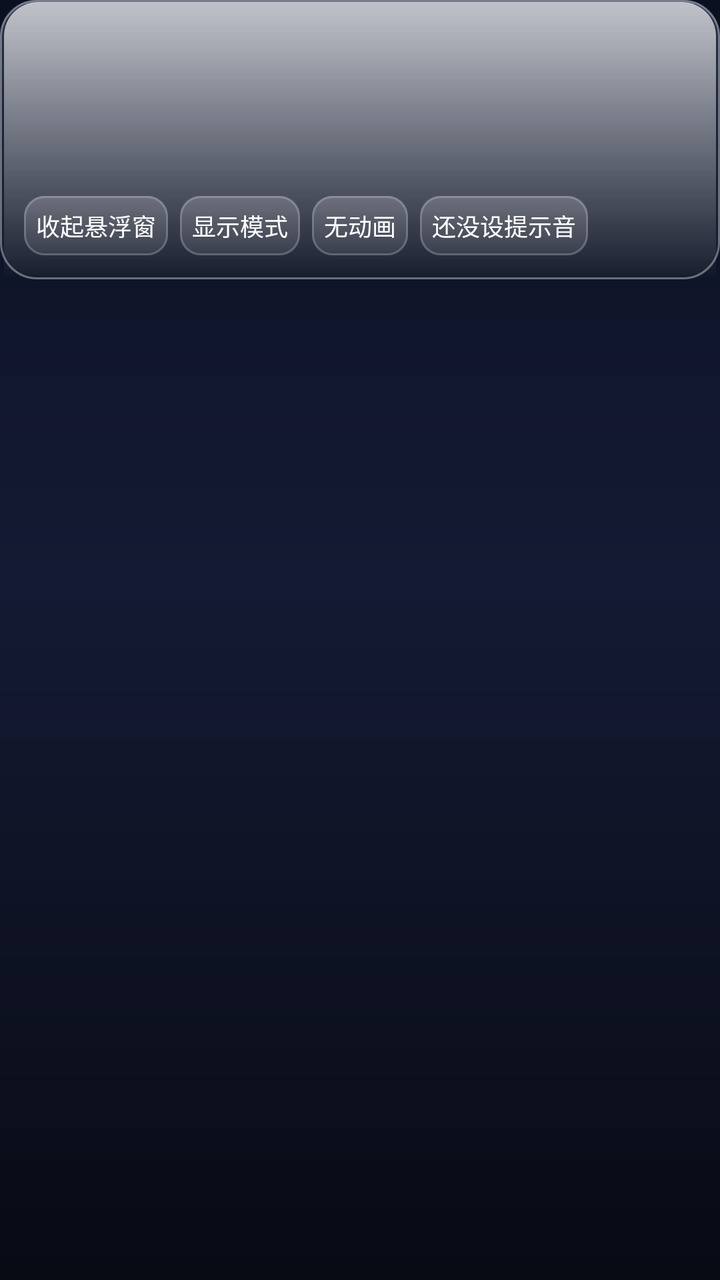
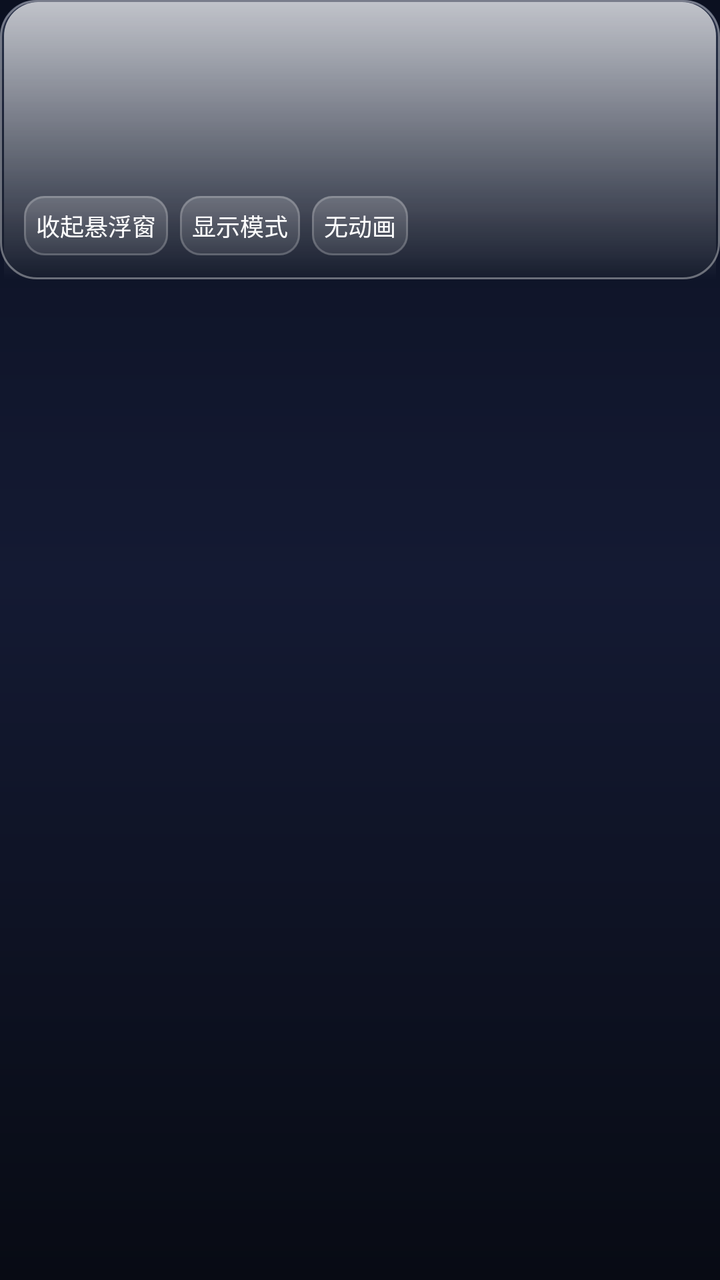

Before-and-after screenshots of an Android layout around one commit, followed by the original layout XML and the change that was made.
<!-- AndroidManifest.xml: application theme AppTheme -->
<!-- res/layout/item_countdown.xml -->
<?xml version="1.0" encoding="utf-8"?>

<FrameLayout xmlns:android="http://schemas.android.com/apk/res/android"
    android:layout_width="match_parent"
    android:layout_height="wrap_content"
    android:clipChildren="false"
    android:layout_marginBottom="10dp"
    android:background="@android:color/transparent">

    
    <LinearLayout
        android:id="@+id/itemActions"
        android:layout_width="wrap_content"
        android:layout_height="match_parent"
        android:layout_gravity="end|center_vertical"
        android:orientation="horizontal"
        android:gravity="center_vertical"
        android:visibility="invisible"
        android:background="@drawable/glass_card_strong"
        android:paddingStart="14dp"
        android:paddingEnd="10dp">

        <Button
            android:id="@+id/itemEdit"
            android:layout_width="wrap_content"
            android:layout_height="wrap_content"
            android:text="编辑"
            android:textSize="12sp"
            android:minWidth="0dp"
            android:minHeight="0dp"
            android:background="@drawable/glass_chip"
            android:padding="6dp" />

        <Button
            android:id="@+id/itemDelete"
            android:layout_width="wrap_content"
            android:layout_height="wrap_content"
            android:text="删除"
            android:textSize="12sp"
            android:minWidth="0dp"
            android:minHeight="0dp"
            android:background="@drawable/glass_chip"
            android:padding="6dp"
            android:layout_marginStart="6dp" />
    </LinearLayout>


    
    <LinearLayout
        android:id="@+id/itemFront"
        android:layout_width="match_parent"
        android:layout_height="wrap_content"
        android:orientation="vertical"
        android:background="@drawable/glass_card_solid"
        android:elevation="4dp"
        android:clipChildren="false"
        android:padding="12dp">

        <TextView
            android:id="@+id/itemTitle"
            android:layout_width="match_parent"
            android:layout_height="wrap_content"
            android:textStyle="bold"
            android:textSize="16sp" />

        <TextView
            android:id="@+id/itemSub"
            android:layout_width="match_parent"
            android:layout_height="wrap_content"
            android:textSize="12sp"
            android:textColor="#D6C6B4" />

        
        <LinearLayout
            android:id="@+id/itemTime"
            android:layout_width="match_parent"
            android:layout_height="wrap_content"
            android:layout_marginTop="4dp"
            android:orientation="horizontal"
            android:gravity="center"
            android:clipChildren="false">

            <TextView
                android:id="@+id/itemTimeHead"
                android:layout_width="wrap_content"
                android:layout_height="wrap_content"
                android:textSize="17sp"
                android:textStyle="bold"
                android:includeFontPadding="false"
                android:maxLines="1"
                android:ellipsize="none"
                android:textColor="#00FFFF" />

            <TextView
                android:id="@+id/itemTimeLast"
                android:layout_width="wrap_content"
                android:layout_height="wrap_content"
                android:textSize="17sp"
                android:textStyle="bold"
                android:includeFontPadding="false"
                android:maxLines="1"
                android:ellipsize="none"
                android:textColor="#00FFFF" />

            <TextView
                android:id="@+id/itemTimeTail"
                android:layout_width="wrap_content"
                android:layout_height="wrap_content"
                android:textSize="17sp"
                android:textStyle="bold"
                android:includeFontPadding="false"
                android:maxLines="1"
                android:ellipsize="none"
                android:textColor="#00FFFF" />
        </LinearLayout>

        <TextView
            android:id="@+id/itemRemark"
            android:layout_width="match_parent"
            android:layout_height="wrap_content"
            android:textSize="12sp"
            android:textColor="#B9A794" />

        <LinearLayout
            android:layout_width="match_parent"
            android:layout_height="wrap_content"
            android:orientation="horizontal"
            android:layout_marginTop="8dp">

            <Button
                android:id="@+id/itemShow"
                android:layout_width="wrap_content"
                android:layout_height="wrap_content"
                android:text="收起悬浮窗"
                android:textSize="12sp"
                android:minWidth="0dp"
                android:minHeight="0dp"
                android:background="@drawable/glass_chip"
                android:padding="6dp" />

            <Button
                android:id="@+id/itemMode"
                android:layout_width="wrap_content"
                android:layout_height="wrap_content"
                android:text="显示模式"
                android:textSize="12sp"
                android:minWidth="0dp"
                android:minHeight="0dp"
                android:background="@drawable/glass_chip"
                android:padding="6dp"
                android:layout_marginStart="6dp" />

            
            <Button
                android:id="@+id/itemAnim"
                android:layout_width="wrap_content"
                android:layout_height="wrap_content"
                android:text="无动画"
                android:textSize="12sp"
                android:minWidth="0dp"
                android:minHeight="0dp"
                android:background="@drawable/glass_chip"
                android:padding="6dp"
                android:layout_marginStart="6dp" />

            
            <Button
                android:id="@+id/itemSoundLabel"
                android:layout_width="wrap_content"
                android:layout_height="wrap_content"
                android:text="还没设提示音"
                android:textSize="12sp"
                android:minWidth="0dp"
                android:minHeight="0dp"
                android:maxWidth="130dp"
                android:singleLine="true"
                android:ellipsize="end"
                android:background="@drawable/glass_chip"
                android:padding="6dp"
                android:layout_marginStart="6dp" />
        </LinearLayout>
    </LinearLayout>

    
    <CheckBox
        android:id="@+id/itemCheck"
        android:layout_width="34dp"
        android:layout_height="34dp"
        android:layout_gravity="top|end"
        android:layout_marginTop="10dp"
        android:layout_marginEnd="10dp"
        android:elevation="6dp"
        android:button="@drawable/ic_check_circle_selector"
        android:clickable="false"
        android:focusable="false"
        android:visibility="gone" />
</FrameLayout>
<!-- resources referenced by this layout -->
<resources>
  <!-- drawable glass_chip (drawable) -->
  <?xml version="1.0" encoding="utf-8"?>
  <layer-list xmlns:android="http://schemas.android.com/apk/res/android">
      <item>
          <shape android:shape="rectangle">
              <gradient
                  android:angle="270"
                  android:startColor="#30FFFFFF"
                  android:endColor="#14FFFFFF" />
              <corners android:radius="10dp" />
          </shape>
      </item>
      <item>
          <shape android:shape="rectangle">
              <stroke
                  android:width="1dp"
                  android:color="@color/glass_stroke_soft" />
              <corners android:radius="10dp" />
          </shape>
      </item>
  </layer-list>
  <!-- drawable ic_check_circle_selector (drawable) -->
  <?xml version="1.0" encoding="utf-8"?>
  
  <selector xmlns:android="http://schemas.android.com/apk/res/android">
      <item android:state_checked="true"
          android:drawable="@drawable/ic_check_circle_on" />
      <item android:drawable="@drawable/ic_check_circle_off" />
  </selector>
  <style name="AppTheme" parent="android:Theme.Material.NoActionBar">
          <item name="android:colorBackground">#0B1020</item>
          <item name="android:windowBackground">@drawable/glass_bg</item>
          <item name="android:statusBarColor">#0B1020</item>
          <item name="android:navigationBarColor">#0B1020</item>
      </style>
  <color name="glass_stroke">#5CFFFFFF</color>
  <color name="glass_highlight">#B3FFFFFF</color>
  <color name="glass_fill_top">#2EFFFFFF</color>
  <color name="glass_fill_bottom">#0EFFFFFF</color>
  <color name="glass_stroke_soft">#33FFFFFF</color>
  <!-- drawable ic_check_circle_on (drawable) -->
  <?xml version="1.0" encoding="utf-8"?>
  
  <vector xmlns:android="http://schemas.android.com/apk/res/android"
      android:width="34dp"
      android:height="34dp"
      android:viewportWidth="34"
      android:viewportHeight="34">
      <path
          android:fillColor="#FF00FFFF"
          android:pathData="M17,1 A16,16 0 0,1 33,17 A16,16 0 0,1 17,33 A16,16 0 0,1 1,17 A16,16 0 0,1 17,1 Z" />
      <path
          android:fillColor="#FFFFFFFF"
          android:pathData="M9.3,17.5 L14.1,22.4 L24.7,11.6"
          android:strokeColor="#FFFFFFFF"
          android:strokeWidth="4.5"
          android:strokeLineCap="round"
          android:strokeLineJoin="round" />
  </vector>
  <!-- drawable ic_check_circle_off (drawable) -->
  <?xml version="1.0" encoding="utf-8"?>
  
  <vector xmlns:android="http://schemas.android.com/apk/res/android"
      android:width="34dp"
      android:height="34dp"
      android:viewportWidth="34"
      android:viewportHeight="34">
      <path
          android:fillColor="#4D000000"
          android:pathData="M17,1 A16,16 0 0,1 33,17 A16,16 0 0,1 17,33 A16,16 0 0,1 1,17 A16,16 0 0,1 17,1 Z" />
      <path
          android:pathData="M17,2.6 A14.4,14.4 0 1,0 17.01,2.6 Z"
          android:strokeColor="#FFFFFFFF"
          android:strokeWidth="3.6"
          android:strokeLineCap="round" />
  </vector>
  <!-- drawable glass_bg (drawable) -->
  <?xml version="1.0" encoding="utf-8"?>
  <shape xmlns:android="http://schemas.android.com/apk/res/android"
      android:shape="rectangle">
      <gradient
          android:angle="270"
          android:startColor="@color/glass_bg_top"
          android:centerColor="@color/glass_bg_center"
          android:endColor="@color/glass_bg_bottom"
          android:centerY="0.45" />
  </shape>
  <color name="glass_bg_top">#0B1020</color>
  <color name="glass_bg_center">#141A33</color>
  <color name="glass_bg_bottom">#080B14</color>
  <!-- unchanged entries left out for length: 2 -->
</resources>

<!-- the commit's change to res/layout/item_countdown.xml (unified diff, before → after) -->
@@ -163,21 +163,6 @@
                 android:padding="6dp"
                 android:layout_marginStart="6dp" />
 
-            
-            <Button
-                android:id="@+id/itemSoundLabel"
-                android:layout_width="wrap_content"
-                android:layout_height="wrap_content"
-                android:text="还没设提示音"
-                android:textSize="12sp"
-                android:minWidth="0dp"
-                android:minHeight="0dp"
-                android:maxWidth="130dp"
-                android:singleLine="true"
-                android:ellipsize="end"
-                android:background="@drawable/glass_chip"
-                android:padding="6dp"
-                android:layout_marginStart="6dp" />
         </LinearLayout>
     </LinearLayout>
 
